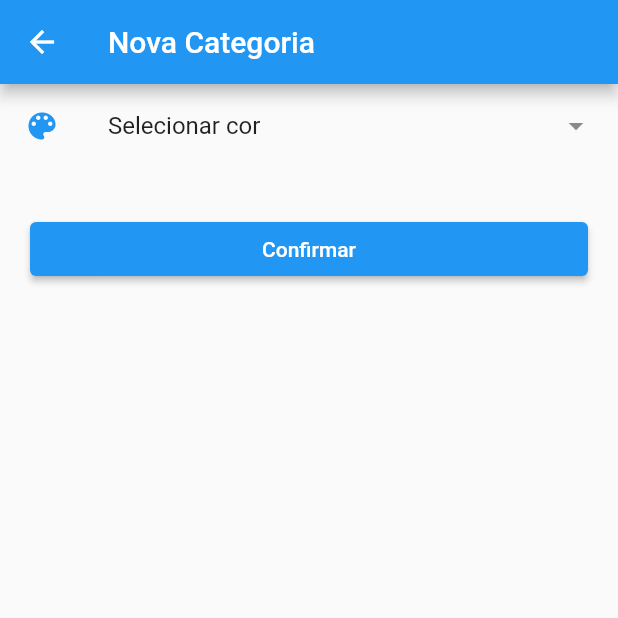
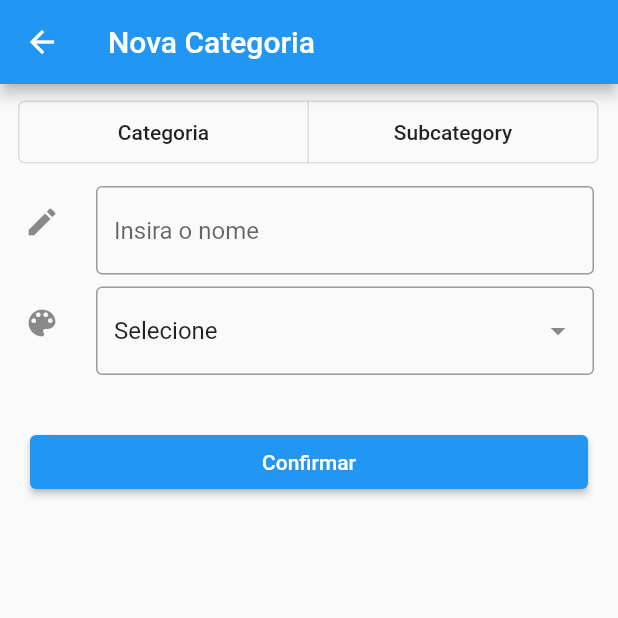
Before and after one commit to collbreno/flutter-extract, a Flutter app: the screen it shows after launch, after a tap on "Adicionar Categoria", on a phone screen of 412 x 824 dp, the top half of it. Run offline on Flutter 3.47's test engine with Material 2 defaults, Android fonts, the phone set to English and light mode, and no system bars; our stand-ins replace animated_theme_switcher, auto_size_text, built_collection, built_value, dartz, equatable and 3 more; missing offline and left inert: expressions, money2; generated files the repository leaves out were written again.

Commit message:
[UI] Implementing some screens

```diff
--- a/ui/lib/common/list_tile_form_fields.dart
+++ b/ui/lib/common/list_tile_form_fields.dart
@@ -94,6 +94,7 @@ class PickerFormField<T> extends FormField<T> {
     T? initialValue,
     bool showRemoveButton = false,
     bool enabled = true,
+    int columns = 1,
   }) : super(
           key: key,
           onSaved: onSaved,
@@ -105,12 +106,16 @@ class PickerFormField<T> extends FormField<T> {
                 leading: leading,
                 showRemoveButton: showRemoveButton,
                 formState: formState,
+                onClear: () {
+                  onChanged?.call(null);
+                },
                 enabled: enabled,
                 onTap: () async {
                   final result = await showPickerDialog(
                     context: ctx,
                     pickerDialog: PickerDialog.single(
                       title: Text('Selecione'),
+                      columns: columns,
                       items: items,
                       renderer: dialogItemBuilder,
                       onSearch: onSearch,
@@ -227,12 +232,14 @@ class ListTileTextFormField extends FormField<String> {
     TextInputType? keyboardType,
     String? labelText,
     String? hintText,
+    ValueChanged<String>? onChanged,
   }) : super(builder: (formState) {
           return Builder(
             builder: (ctx) => ListTile(
               horizontalTitleGap: _horizontalTitleGap,
               leading: leading,
               title: TextFormField(
+                onChanged: onChanged,
                 focusNode: focusNode,
                 keyboardType: keyboardType,
                 maxLines: maxLines,
@@ -260,6 +267,7 @@ class _OuterListTile extends StatelessWidget {
   final Widget? suffixIcon;
   final Widget? prefixIcon;
   final Widget child;
+  final VoidCallback? onClear;
 
   _OuterListTile({
     required this.child,
@@ -270,6 +278,7 @@ class _OuterListTile extends StatelessWidget {
     this.showRemoveButton = false,
     this.suffixIcon,
     this.prefixIcon,
+    this.onClear,
   });
 
   @override
@@ -287,7 +296,10 @@ class _OuterListTile extends StatelessWidget {
               ? null
               : IconButton(
                   icon: Icon(Icons.close),
-                  onPressed: () => formState.didChange(null),
+                  onPressed: () {
+                    formState.didChange(null);
+                    onClear?.call();
+                  },
                 ),
       title: InkWell(
         onTap: !enabled ? null : onTap,
--- /dev/null
+++ b/ui/lib/common/toggle_buttons_form_field.dart
@@ -0,0 +1,56 @@
+import 'package:flutter/material.dart';
+
+class ToggleButtonsFormField<T> extends FormField<T> {
+  ToggleButtonsFormField({
+    Key? key,
+    required List<T> items,
+    required Widget Function(T) itemBuilder,
+    BorderRadius? borderRadius,
+    double? borderWidth,
+    EdgeInsetsGeometry contentPadding = EdgeInsets.zero,
+    FormFieldValidator<T>? validator,
+    ValueChanged<T>? onChanged,
+  }) : super(
+          key: key,
+          validator: validator,
+          autovalidateMode: AutovalidateMode.onUserInteraction,
+          builder: (formState) {
+            return Builder(
+              builder: (context) {
+                final theme = Theme.of(context);
+                final length = items.length;
+                final actualBorderWidth = borderWidth ?? 1.0;
+
+                return LayoutBuilder(builder: (context, constraints) {
+                  return ToggleButtons(
+                    borderColor: formState.hasError ? theme.colorScheme.error : null,
+                    constraints: BoxConstraints(
+                      minWidth: constraints.maxWidth / length - actualBorderWidth * 2,
+                    ),
+                    children: items
+                        .map(
+                          (item) => Padding(
+                            padding: contentPadding,
+                            child: itemBuilder(item),
+                          ),
+                        )
+                        .toList(),
+                    isSelected: items.map((e) => formState.value == e).toList(),
+                    onPressed: (index) {
+                      final newItem = items[index];
+                      if (newItem != formState.value) {
+                        formState.didChange(newItem);
+                        onChanged?.call(newItem);
+                      }
+                    },
+                    fillColor: theme.buttonTheme.colorScheme?.primary,
+                    selectedColor: theme.buttonTheme.colorScheme?.onPrimary,
+                    textStyle: theme.textTheme.button,
+                    borderRadius: borderRadius,
+                  );
+                });
+              },
+            );
+          },
+        );
+}
--- /dev/null
+++ b/ui/lib/navigation/page_transitions.dart
@@ -0,0 +1,14 @@
+import 'package:flutter/material.dart';
+import 'package:page_transition/page_transition.dart';
+
+class AndroidTransition extends PageTransition {
+  AndroidTransition(Widget child)
+      : super(
+          child: child,
+          type: PageTransitionType.size,
+          alignment: Alignment.bottomCenter,
+          duration: Duration(milliseconds: 300),
+          reverseDuration: Duration(milliseconds: 300),
+          curve: Curves.easeInOutQuart,
+        );
+}
--- a/ui/lib/screens/home_screen.dart
+++ b/ui/lib/screens/home_screen.dart
@@ -1,9 +1,11 @@
 import 'package:flutter/cupertino.dart';
 import 'package:flutter/material.dart';
+import 'package:ui/navigation/page_transitions.dart';
 import 'package:ui/screens/new_category_screen.dart';
 import 'package:ui/screens/new_expense_screen.dart';
+import 'package:ui/screens/new_store_screen.dart';
+import 'package:ui/screens/new_tag_screen.dart';
 import 'package:ui/screens/settings_screen.dart';
-import 'package:ui/screens/test_screen.dart';
 
 class HomeScreen extends StatefulWidget {
   @override
@@ -21,7 +23,7 @@ class _HomeScreenState extends State<HomeScreen> {
         child: ListView(
           children: [
             DrawerHeader(
-              child: Container(),
+              child: SizedBox(),
               decoration: BoxDecoration(
                 color: Theme.of(context).accentColor,
               ),
@@ -43,23 +45,32 @@ class _HomeScreenState extends State<HomeScreen> {
               ElevatedButton(
                 onPressed: () {
                   Navigator.of(context).push(
-                    MaterialPageRoute(
-                      builder: (context) => TestScreen(),
-                    ),
-                  );
-                },
-                child: Text("Teste"),
-              ),
-              ElevatedButton(
-                onPressed: () {
-                  Navigator.of(context).push(
-                    MaterialPageRoute(
-                      builder: (context) => NewCategoryScreen(),
+                    AndroidTransition(
+                      NewCategoryScreen(),
                     ),
                   );
                 },
                 child: Text("Adicionar Categoria"),
               ),
+              ElevatedButton(
+                onPressed: () {
+                  Navigator.of(context).push(
+                    AndroidTransition(
+                      NewTagScreen(),
+                    ),
+                  );
+                },
+                child: Text("Adicionar Tag"),
+              ),
+              ElevatedButton(
+                  onPressed: () {
+                    Navigator.of(context).push(
+                      AndroidTransition(
+                        NewStoreScreen(),
+                      ),
+                    );
+                  },
+                  child: Text('Adicionar Loja')),
             ],
           ),
         ),
@@ -67,8 +78,8 @@ class _HomeScreenState extends State<HomeScreen> {
       floatingActionButton: FloatingActionButton(
         onPressed: () {
           Navigator.of(context).push(
-            MaterialPageRoute(
-              builder: (context) => NewExpenseScreen(),
+            AndroidTransition(
+              NewExpenseScreen(),
             ),
           );
         },
--- a/ui/lib/screens/new_category_screen.dart
+++ b/ui/lib/screens/new_category_screen.dart
@@ -1,6 +1,7 @@
 import 'package:animated_theme_switcher/animated_theme_switcher.dart';
 import 'package:flutter/material.dart';
-import 'package:ui/common/picker_dialog.dart';
+import 'package:ui/common/list_tile_form_fields.dart';
+import 'package:ui/common/toggle_buttons_form_field.dart';
 import 'package:ui/services/color_service.dart';
 
 class NewCategoryScreen extends StatefulWidget {
@@ -9,12 +10,15 @@ class NewCategoryScreen extends StatefulWidget {
 }
 
 class _NewCategoryScreenState extends State<NewCategoryScreen> {
-  late Color _selectedColor;
+  final _formKey = GlobalKey<FormState>();
+  final _sizedBoxKey = GlobalKey();
+  final _parentKey = GlobalKey();
+  late bool _showParent;
 
   @override
   void initState() {
-    _selectedColor = Colors.blue;
     super.initState();
+    _showParent = false;
   }
 
   @override
@@ -26,21 +30,85 @@ class _NewCategoryScreenState extends State<NewCategoryScreen> {
             appBar: AppBar(
               title: Text("Nova Categoria"),
             ),
-            body: ListView(
+            body: Form(
+              key: _formKey,
+              child: ListView(
                 children: [
-                ListTile(
-                  leading: Icon(
-                    Icons.color_lens_sharp,
-                    color: _selectedColor,
+                  _buildToggleButtons(),
+                  _buildName(),
+                  _buildColor(),
+                  _buildParent(),
+                  _buildButton()
+                ],
               ),
-                  onTap: () async {
-                    final result = await showPickerDialog(
-                      context: context,
-                      pickerDialog: PickerDialog<Color>(
-                        title: Text("Teste"),
+            ),
+          );
+        },
+      ),
+    );
+  }
+
+  Widget _buildButton() {
+    return Padding(
+      padding: EdgeInsets.symmetric(vertical: 30, horizontal: 20),
+      child: ElevatedButton(
+        onPressed: () {
+          _formKey.currentState?.validate();
+        },
+        child: Text("Confirmar"),
+      ),
+    );
+  }
+
+  Widget _buildParent() {
+    return AnimatedSwitcher(
+      duration: Duration(milliseconds: 150),
+      transitionBuilder: (child, animation) => SizeTransition(
+        sizeFactor: animation,
+        child: child,
+      ),
+      child: _showParent
+          ? PickerFormField<String>(
+              key: _parentKey,
+              items: ['a', 'b'],
+              dialogItemBuilder: (text) => ListTile(title: Text(text)),
+              formFieldWidgetBuilder: (text) => FormFieldWidget(child: Text(text)),
+            )
+          : SizedBox(key: _sizedBoxKey),
+    );
+  }
+
+  Widget _buildToggleButtons() {
+    return Padding(
+      padding: const EdgeInsets.symmetric(horizontal: 12, vertical: 8),
+      child: ToggleButtonsFormField<String>(
+        items: [_ToggleButtons.category, _ToggleButtons.subcategory],
+        contentPadding: const EdgeInsets.symmetric(vertical: 12.0),
+        itemBuilder: (text) => Text(text),
+        borderRadius: BorderRadius.circular(4),
+        validator: (item) => item == null ? 'Obrigatório' : null,
+        onChanged: (value) {
+          setState(() {
+            _showParent = value == _ToggleButtons.subcategory;
+          });
+        },
+      ),
+    );
+  }
+
+  Widget _buildName() {
+    return ListTileTextFormField(
+      leading: Icon(Icons.edit),
+      hintText: 'Insira o nome',
+    );
+  }
+
+  Widget _buildColor() {
+    return PickerFormField<Color>(
+      items: ColorService.colors.keys.toList(),
       columns: 5,
-                        items: ColorService.colors.keys.toList(),
-                        renderer: (color) {
+      leading: Icon(Icons.color_lens),
+      dialogItemBuilder: (color) {
         return Container(
           decoration: ShapeDecoration(
             shape: CircleBorder(),
@@ -49,29 +117,20 @@ class _NewCategoryScreenState extends State<NewCategoryScreen> {
           margin: EdgeInsets.all(8),
         );
       },
-                      ),
-                    );
-                    if (result != null) {
-                      setState(() {
-                        _selectedColor = result.value!;
-                      });
-                    }
-                  },
-                  title: Text("Selecionar cor"),
-                  trailing: Icon(Icons.arrow_drop_down),
-                ),
-                Padding(
-                  padding: EdgeInsets.symmetric(vertical: 30, horizontal: 20),
-                  child: ElevatedButton(
-                    onPressed: () {},
-                    child: Text("Confirmar"),
-                  ),
-                )
-              ],
+      formFieldWidgetBuilder: (color) {
+        return FormFieldWidget(
+          child: Text('0x' + color.value.toRadixString(16).toUpperCase()),
+          prefixIcon: Icon(
+            Icons.circle,
+            color: color,
           ),
         );
       },
-      ),
     );
   }
 }
+
+class _ToggleButtons {
+  static const category = 'Categoria';
+  static const subcategory = 'Subcategory';
+}
--- a/ui/pubspec.yaml
+++ b/ui/pubspec.yaml
@@ -34,6 +34,7 @@ dependencies:
   business:
     path: ../business
   lottie: ^1.0.1
+  money2: ^2.2.1
 
 dev_dependencies:
   flutter_test:
```
Also changed, not shown: ui/lib/screens/new_expense_screen.dart (+19 -23 lines), ui/lib/screens/new_store_screen.dart (added, +71 -0 lines), ui/lib/screens/new_tag_screen.dart (added, +121 -0 lines), ui/lib/services/date_formatter.dart (added, +9 -0 lines). Lines whose indentation alone changed are shown as unchanged.
